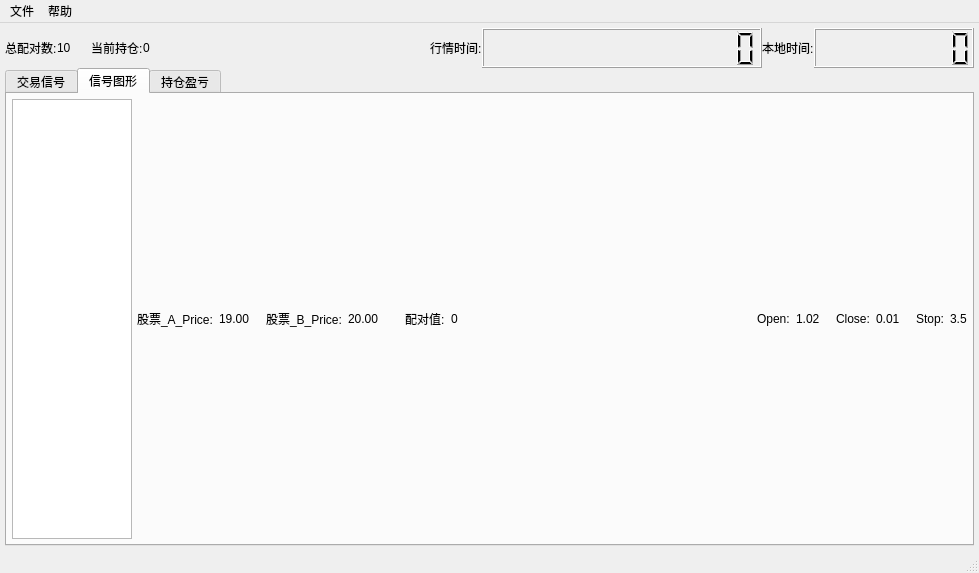
Before: the Qt Designer form ui/mainWindows.ui in sharmaking/CoIntegrationAnalysis, drawn with Qt 5.
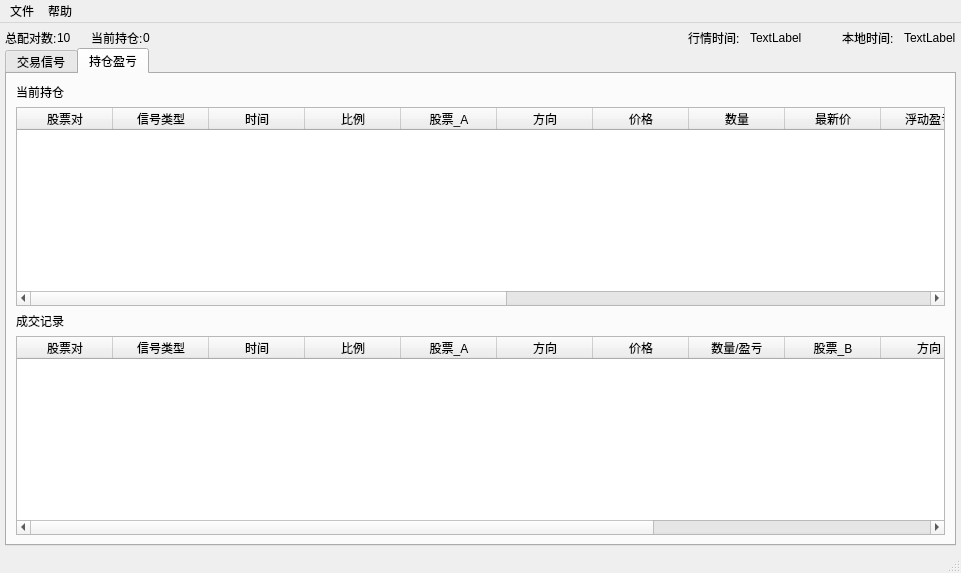
After: the same form once the commit is applied. The open tabs and pages were chosen to show the change.

Commit message: 策略和真实持仓信号同步

The edit to the form file:
```diff
--- a/ui/mainWindows.ui
+++ b/ui/mainWindows.ui
@@ -6,7 +6,7 @@
    <rect>
     <x>0</x>
     <y>0</y>
-    <width>979</width>
+    <width>961</width>
     <height>573</height>
    </rect>
   </property>
@@ -88,24 +88,44 @@
        </widget>
       </item>
       <item>
-       <widget class="QLCDNumber" name="marketTime_LCD">
-        <property name="minimumSize">
-         <size>
-          <width>280</width>
-          <height>40</height>
-         </size>
+       <spacer name="horizontalSpacer_3">
+        <property name="orientation">
+         <enum>Qt::Horizontal</enum>
         </property>
-        <property name="maximumSize">
+        <property name="sizeType">
+         <enum>QSizePolicy::Maximum</enum>
+        </property>
+        <property name="sizeHint" stdset="0">
          <size>
-          <width>180</width>
-          <height>40</height>
+          <width>10</width>
+          <height>20</height>
          </size>
         </property>
-        <property name="numDigits">
-         <number>14</number>
+       </spacer>
+      </item>
+      <item>
+       <widget class="QLabel" name="marketTimeLabel">
+        <property name="text">
+         <string>TextLabel</string>
         </property>
        </widget>
       </item>
+      <item>
+       <spacer name="horizontalSpacer_2">
+        <property name="orientation">
+         <enum>Qt::Horizontal</enum>
+        </property>
+        <property name="sizeType">
+         <enum>QSizePolicy::Maximum</enum>
+        </property>
+        <property name="sizeHint" stdset="0">
+         <size>
+          <width>40</width>
+          <height>20</height>
+         </size>
+        </property>
+       </spacer>
+      </item>
       <item>
        <widget class="QLabel" name="label_10">
         <property name="text">
@@ -114,15 +134,25 @@
        </widget>
       </item>
       <item>
-       <widget class="QLCDNumber" name="localTime_LCD">
-        <property name="minimumSize">
+       <spacer name="horizontalSpacer_4">
+        <property name="orientation">
+         <enum>Qt::Horizontal</enum>
+        </property>
+        <property name="sizeType">
+         <enum>QSizePolicy::Maximum</enum>
+        </property>
+        <property name="sizeHint" stdset="0">
          <size>
-          <width>160</width>
-          <height>40</height>
+          <width>10</width>
+          <height>20</height>
          </size>
         </property>
-        <property name="numDigits">
-         <number>8</number>
+       </spacer>
+      </item>
+      <item>
+       <widget class="QLabel" name="localTimeLabel">
+        <property name="text">
+         <string>TextLabel</string>
         </property>
        </widget>
       </item>
@@ -249,210 +279,6 @@
       </widget>
       <widget class="QWidget" name="tab_2">
        <attribute name="title">
-        <string>信号图形</string>
-       </attribute>
-       <layout class="QHBoxLayout" name="horizontalLayout_3">
-        <property name="spacing">
-         <number>5</number>
-        </property>
-        <property name="margin">
-         <number>5</number>
-        </property>
-        <item>
-         <widget class="QListWidget" name="pairlistWidget">
-          <property name="minimumSize">
-           <size>
-            <width>120</width>
-            <height>0</height>
-           </size>
-          </property>
-          <property name="maximumSize">
-           <size>
-            <width>120</width>
-            <height>16777215</height>
-           </size>
-          </property>
-         </widget>
-        </item>
-        <item>
-         <layout class="QVBoxLayout" name="verticalLayout">
-          <property name="spacing">
-           <number>6</number>
-          </property>
-          <item>
-           <layout class="QHBoxLayout" name="horizontalLayout_2">
-            <property name="spacing">
-             <number>6</number>
-            </property>
-            <item>
-             <widget class="QLabel" name="stockALabel">
-              <property name="text">
-               <string>股票_A_Price:</string>
-              </property>
-             </widget>
-            </item>
-            <item>
-             <widget class="QLabel" name="stockAPriceLabel">
-              <property name="text">
-               <string>19.00</string>
-              </property>
-             </widget>
-            </item>
-            <item>
-             <spacer name="horizontalSpacer_2">
-              <property name="orientation">
-               <enum>Qt::Horizontal</enum>
-              </property>
-              <property name="sizeType">
-               <enum>QSizePolicy::Maximum</enum>
-              </property>
-              <property name="sizeHint" stdset="0">
-               <size>
-                <width>10</width>
-                <height>20</height>
-               </size>
-              </property>
-             </spacer>
-            </item>
-            <item>
-             <widget class="QLabel" name="stockBLabel">
-              <property name="text">
-               <string>股票_B_Price:</string>
-              </property>
-             </widget>
-            </item>
-            <item>
-             <widget class="QLabel" name="stockBPriceLabel">
-              <property name="text">
-               <string>20.00</string>
-              </property>
-             </widget>
-            </item>
-            <item>
-             <spacer name="horizontalSpacer_7">
-              <property name="orientation">
-               <enum>Qt::Horizontal</enum>
-              </property>
-              <property name="sizeType">
-               <enum>QSizePolicy::Maximum</enum>
-              </property>
-              <property name="sizeHint" stdset="0">
-               <size>
-                <width>20</width>
-                <height>20</height>
-               </size>
-              </property>
-             </spacer>
-            </item>
-            <item>
-             <widget class="QLabel" name="label_2">
-              <property name="text">
-               <string>配对值:</string>
-              </property>
-             </widget>
-            </item>
-            <item>
-             <widget class="QLabel" name="valueLabel">
-              <property name="text">
-               <string>0</string>
-              </property>
-             </widget>
-            </item>
-            <item>
-             <spacer name="horizontalSpacer_3">
-              <property name="orientation">
-               <enum>Qt::Horizontal</enum>
-              </property>
-              <property name="sizeHint" stdset="0">
-               <size>
-                <width>40</width>
-                <height>20</height>
-               </size>
-              </property>
-             </spacer>
-            </item>
-            <item>
-             <widget class="QLabel" name="label_11">
-              <property name="text">
-               <string>Open:</string>
-              </property>
-             </widget>
-            </item>
-            <item>
-             <widget class="QLabel" name="openLabel">
-              <property name="text">
-               <string>1.02</string>
-              </property>
-             </widget>
-            </item>
-            <item>
-             <spacer name="horizontalSpacer_4">
-              <property name="orientation">
-               <enum>Qt::Horizontal</enum>
-              </property>
-              <property name="sizeType">
-               <enum>QSizePolicy::Maximum</enum>
-              </property>
-              <property name="sizeHint" stdset="0">
-               <size>
-                <width>10</width>
-                <height>20</height>
-               </size>
-              </property>
-             </spacer>
-            </item>
-            <item>
-             <widget class="QLabel" name="label_13">
-              <property name="text">
-               <string>Close:</string>
-              </property>
-             </widget>
-            </item>
-            <item>
-             <widget class="QLabel" name="closeLabel">
-              <property name="text">
-               <string>0.01</string>
-              </property>
-             </widget>
-            </item>
-            <item>
-             <spacer name="horizontalSpacer_5">
-              <property name="orientation">
-               <enum>Qt::Horizontal</enum>
-              </property>
-              <property name="sizeType">
-               <enum>QSizePolicy::Maximum</enum>
-              </property>
-              <property name="sizeHint" stdset="0">
-               <size>
-                <width>10</width>
-                <height>20</height>
-               </size>
-              </property>
-             </spacer>
-            </item>
-            <item>
-             <widget class="QLabel" name="label_15">
-              <property name="text">
-               <string>Stop:</string>
-              </property>
-             </widget>
-            </item>
-            <item>
-             <widget class="QLabel" name="stopLabel">
-              <property name="text">
-               <string>3.5</string>
-              </property>
-             </widget>
-            </item>
-           </layout>
-          </item>
-         </layout>
-        </item>
-       </layout>
-      </widget>
-      <widget class="QWidget" name="tab_3">
-       <attribute name="title">
         <string>持仓盈亏</string>
        </attribute>
        <layout class="QVBoxLayout" name="verticalLayout_3">
@@ -693,7 +519,7 @@
     <rect>
      <x>0</x>
      <y>0</y>
-     <width>979</width>
+     <width>961</width>
      <height>23</height>
     </rect>
    </property>
```
The commit also changes 5 other files.
